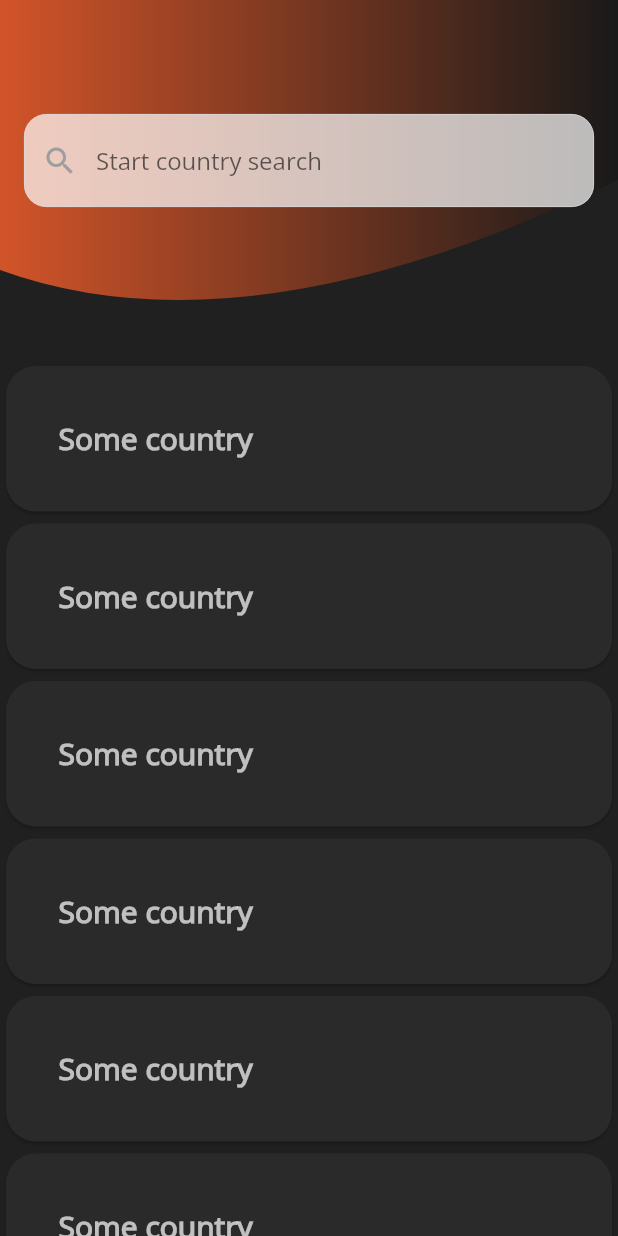
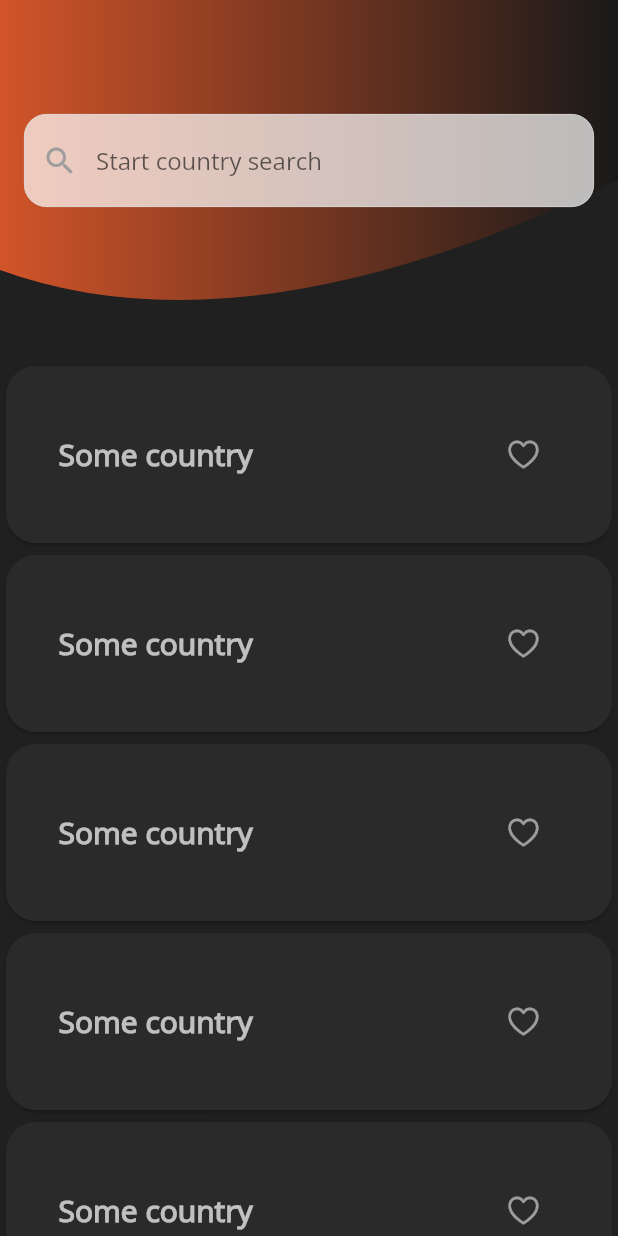
Before and after one commit to VailStrawb/travel_app, a Flutter app: the SearchPage screen opened directly, on a phone screen of 412 x 824 dp. Run offline on Flutter 3.47's test engine with Material 2 defaults, Android fonts, the phone set to English and light mode, and no system bars; our stand-ins replace shared_preferences; accounts and stored records are empty.

Commit message:
Add heart icons in SliverList of 'Countries'

```diff
--- a/lib/common_widgets/search_page.dart
+++ b/lib/common_widgets/search_page.dart
@@ -1,15 +1,17 @@
+import 'package:flutter/cupertino.dart';
 import 'package:flutter/material.dart';
 import 'package:travel_app/common_widgets/sliver_search_appbar.dart';
 
 import '../country_page.dart';
 
-class SearchPage extends StatelessWidget {
+class SearchPage extends StatefulWidget {
   const SearchPage({Key? key}) : super(key: key);
 
-  Future fetchCountries() async {
-    var url = '';
-  }
+  @override
+  State<SearchPage> createState() => _SearchPageState();
+}
 
+class _SearchPageState extends State<SearchPage> {
   @override
   Widget build(BuildContext context) {
     return Scaffold(
@@ -31,13 +33,20 @@ class SearchPage extends StatelessWidget {
                 },
                 child: Padding(
                   padding: const EdgeInsets.all(35.0),
-                  child: Column(
-                    crossAxisAlignment: CrossAxisAlignment.start,
-                    children: const [
-                      Text(
-                        'Some country',
-                        style: TextStyle(fontSize: 20, color: Colors.white70, fontWeight: FontWeight.w600),
+                  child: Row(
+                    crossAxisAlignment: CrossAxisAlignment.center,
+                    children: [
+                      const Expanded(
+                        child: Text(
+                          'Some country',
+                          style: TextStyle(fontSize: 20, color: Colors.white70, fontWeight: FontWeight.w600),
+                        ),
                       ),
+                      IconButton(
+                        icon: const Icon(CupertinoIcons.suit_heart),
+                        color: Colors.white54,
+                        onPressed: () {},
+                      )
                     ],
                   ),
                 ),
```
